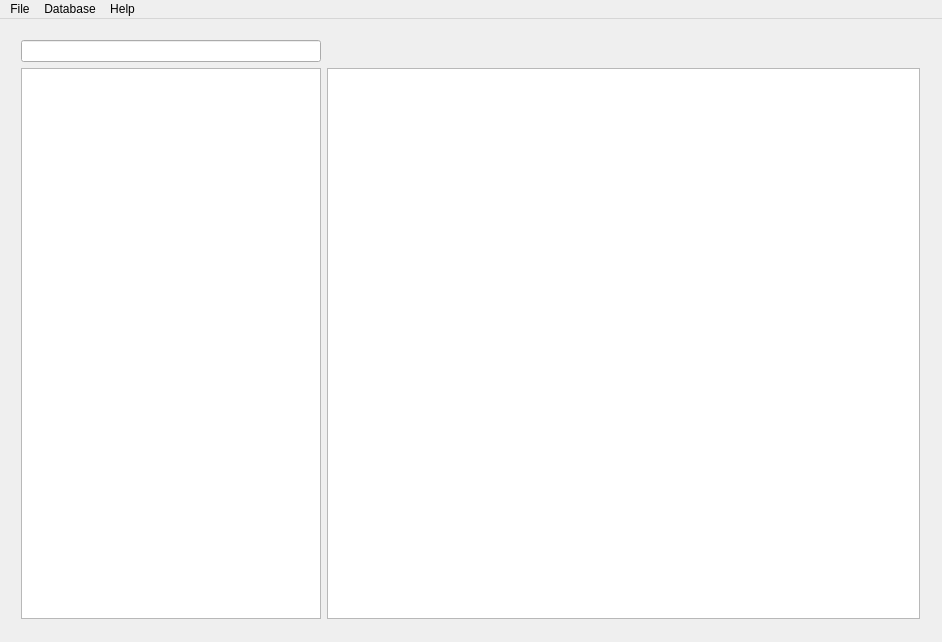
Above: mainwindow.ui from loki1368/simplelib before the change. Below: the same form after it.
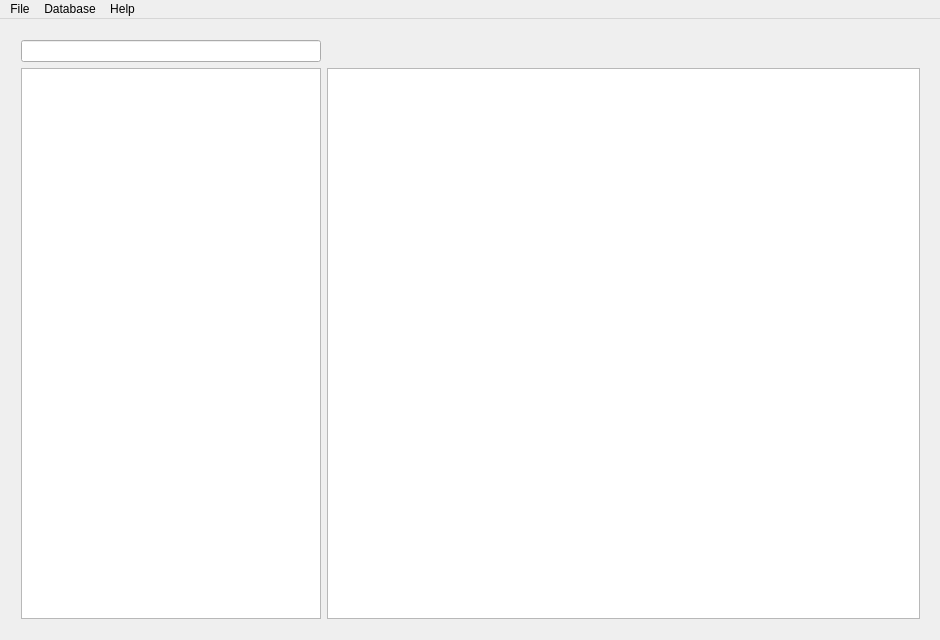
That is the form after the change. Icons and pictures are not drawn.

```diff
--- a/mainwindow.ui
+++ b/mainwindow.ui
@@ -6,8 +6,8 @@
    <rect>
     <x>0</x>
     <y>0</y>
-    <width>942</width>
-    <height>642</height>
+    <width>940</width>
+    <height>640</height>
    </rect>
   </property>
   <property name="windowTitle">
@@ -17,6 +17,9 @@
    <iconset>
     <normaloff>icon.png</normaloff>icon.png</iconset>
   </property>
+  <property name="layoutDirection">
+   <enum>Qt::LeftToRight</enum>
+  </property>
   <widget class="QWidget" name="centralWidget">
    <property name="sizePolicy">
     <sizepolicy hsizetype="Expanding" vsizetype="Expanding">
@@ -110,7 +113,7 @@
     <rect>
      <x>0</x>
      <y>0</y>
-     <width>942</width>
+     <width>940</width>
      <height>28</height>
     </rect>
    </property>
```
